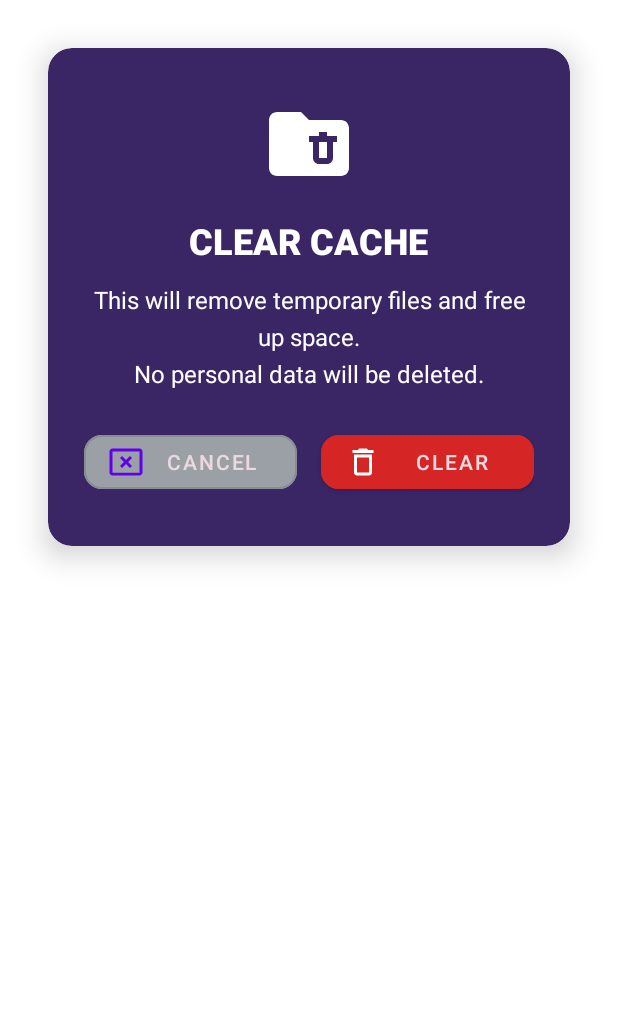
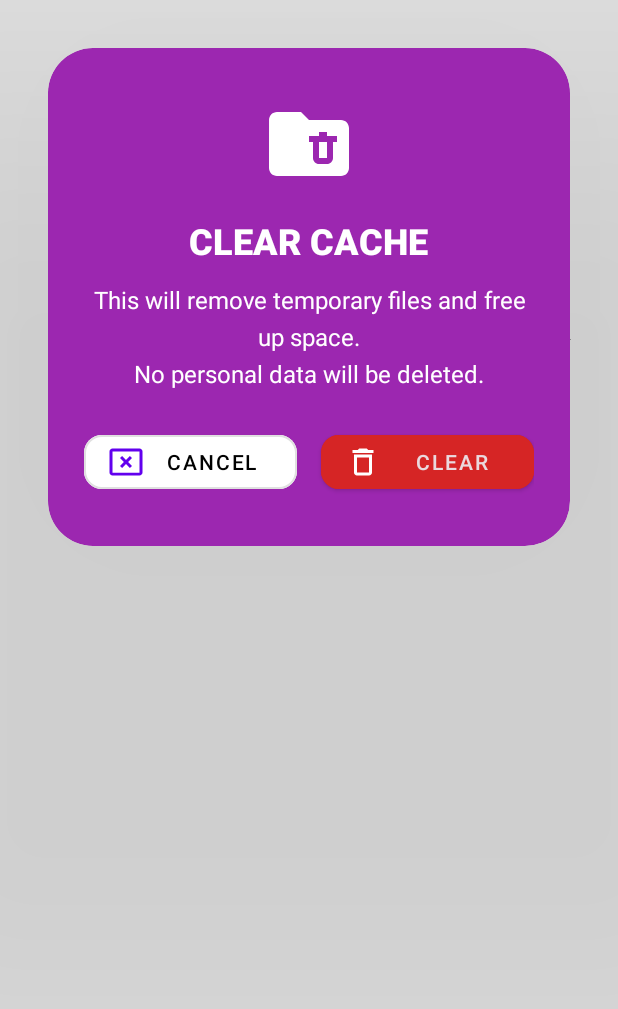
Before and after one commit to xienshane/FlickView, an Android app: the layout clear_cache_page.xml on its own in the app's theme, with its tools: preview values and no code run, on a phone screen of 412 x 824 dp. Shown: the top 1009 px of the screen. Run offline under Robolectric (Android 15) with nearby library versions, the phone set to English and light mode, and no system bars.

Commit message:
dialog cache and other ui adjustments

```diff
--- a/app/src/main/java/com/android/flickview/activities/CopyrightActivity.kt
+++ b/app/src/main/java/com/android/flickview/activities/CopyrightActivity.kt
@@ -3,6 +3,7 @@ package com.android.flickview.activities
 import android.app.Activity
 import android.os.Bundle
 import android.widget.Button
+import android.widget.ImageButton
 import com.android.flickview.R
 
 
@@ -11,7 +12,7 @@ class CopyrightActivity : Activity() {
         super.onCreate(savedInstanceState)
         setContentView(R.layout.copyright_info_page)
 
-        val backButton: Button = findViewById(R.id.button_back)
+        val backButton: ImageButton = findViewById(R.id.button_back)
 
         backButton.setOnClickListener {
             finish()
--- /dev/null
+++ b/app/src/main/res/drawable/baseline_arrow_back_ios_25.xml
@@ -0,0 +1,5 @@
+<vector xmlns:android="http://schemas.android.com/apk/res/android" android:autoMirrored="true" android:height="24dp" android:tint="#000000" android:viewportHeight="24" android:viewportWidth="24" android:width="24dp">
+
+    <path android:fillColor="@color/black" android:pathData="M11.67,3.87L9.9,2.1 0,12l9.9,9.9 1.77,-1.77L3.54,12z"/>
+
+</vector>
--- a/app/src/main/res/layout/activity_forgot_password.xml
+++ b/app/src/main/res/layout/activity_forgot_password.xml
@@ -5,7 +5,7 @@
     xmlns:app="http://schemas.android.com/apk/res-auto"
     android:orientation="vertical"
     android:gravity="top"
-    android:background="#7856BD"
+    android:background="@drawable/loginbg"
     android:padding="24dp">
 
 
--- a/app/src/main/res/layout/clear_cache_page.xml
+++ b/app/src/main/res/layout/clear_cache_page.xml
@@ -1,82 +1,82 @@
 <?xml version="1.0" encoding="utf-8"?>
 <androidx.cardview.widget.CardView xmlns:android="http://schemas.android.com/apk/res/android"
     xmlns:app="http://schemas.android.com/apk/res-auto"
+    android:id="@+id/clear_cache_card"
     android:layout_width="match_parent"
     android:layout_height="wrap_content"
     android:layout_margin="32dp"
-    android:background="@android:color/transparent"
-    app:cardCornerRadius="16dp"
-    app:cardElevation="12dp"
-    app:cardBackgroundColor="@color/bg">
+    app:cardBackgroundColor="#9C27B0"
+    app:cardCornerRadius="30dp"
+    app:cardElevation="500dp">
 
     <LinearLayout
         android:layout_width="match_parent"
         android:layout_height="wrap_content"
+        android:gravity="center_horizontal"
         android:orientation="vertical"
-        android:padding="24dp"
-        android:gravity="center_horizontal">
+        android:padding="24dp">
 
         <ImageView
             android:layout_width="64dp"
             android:layout_height="64dp"
-            android:src="@drawable/ic_clear_cache"
             android:layout_marginTop="8dp"
-            android:contentDescription="Clear Cache Icon" />
+            android:contentDescription="Clear Cache Icon"
+            android:src="@drawable/ic_clear_cache" />
 
         <TextView
             android:layout_width="wrap_content"
             android:layout_height="wrap_content"
+            android:layout_marginTop="16dp"
             android:fontFamily="sans-serif-medium"
             android:text="CLEAR CACHE"
-            android:textStyle="bold"
+            android:textColor="@android:color/white"
             android:textSize="24sp"
-            android:textColor="@android:color/white"
-            android:layout_marginTop="16dp" />
+            android:textStyle="bold" />
 
         <TextView
             android:id="@+id/cache_message"
             android:layout_width="match_parent"
             android:layout_height="wrap_content"
-            android:text="This will remove temporary files and free up space.\nNo personal data will be deleted."
-            android:textSize="16sp"
-            android:textColor="@android:color/white"
             android:layout_marginTop="12dp"
+            android:fontFamily="sans-serif"
             android:gravity="center"
             android:lineSpacingExtra="6dp"
-            android:fontFamily="sans-serif" />
+            android:text="This will remove temporary files and free up space.\nNo personal data will be deleted."
+            android:textColor="@android:color/white"
+            android:textSize="16sp" />
 
         <LinearLayout
             android:layout_width="match_parent"
             android:layout_height="wrap_content"
-            android:orientation="horizontal"
+            android:layout_marginTop="24dp"
+            android:layout_marginBottom="8dp"
             android:gravity="center"
-            android:layout_marginTop="24dp"
-            android:layout_marginBottom="8dp">
+            android:orientation="horizontal">
 
             <com.google.android.material.button.MaterialButton
                 android:id="@+id/button_cancel_cache"
                 style="@style/Widget.MaterialComponents.Button.OutlinedButton"
                 android:layout_width="0dp"
                 android:layout_height="wrap_content"
+                android:layout_marginEnd="8dp"
                 android:layout_weight="1"
+                android:backgroundTint="@color/white"
                 android:text="CANCEL"
-                android:textColor="#EAD9DE"
-                android:backgroundTint="@color/gray9ba0a6"
+                android:textColor="#000000"
                 app:cornerRadius="12dp"
-                app:icon="@drawable/ic_cancel"
-                android:layout_marginEnd="8dp" />
+                app:icon="@drawable/ic_cancel" />
 
             <com.google.android.material.button.MaterialButton
                 android:id="@+id/button_confirm_cache"
                 android:layout_width="0dp"
                 android:layout_height="wrap_content"
+                android:layout_marginStart="8dp"
                 android:layout_weight="1"
+                android:backgroundTint="#D62525"
                 android:text="CLEAR"
                 android:textColor="#EAD9DE"
-                android:backgroundTint="#D62525"
                 app:cornerRadius="12dp"
-                app:icon="@drawable/ic_delete"
-                android:layout_marginStart="8dp" />
+                app:icon="@drawable/ic_delete" />
         </LinearLayout>
     </LinearLayout>
 </androidx.cardview.widget.CardView>
--- a/app/src/main/res/values/colors.xml
+++ b/app/src/main/res/values/colors.xml
@@ -6,7 +6,7 @@
 <color name="colorPrimaryDark">#202125</color>
 <color name="colorHelper">#303135</color>
 <color name="colorAccent">#4caf50</color>
-    <color name="bg">#FF3A2565</color>
+    <color name="bg">#451961</color>
 
 <color name="colorBackground">@color/colorPrimary</color>
 <color name="white">#FFFFFF</color>
--- a/app/src/main/res/values/styles.xml
+++ b/app/src/main/res/values/styles.xml
@@ -3,4 +3,10 @@
     <style name="CustomDialogStyle" parent="Theme.MaterialComponents.DayNight.Dialog.Alert">
         <item name="android:background">@android:color/transparent</item>
     </style>
+
+    <style name="SpinnerTheme" parent="ThemeOverlay.AppCompat.Light">
+        <item name="android:popupBackground">@color/white</item>
+        <item name="android:backgroundTint">@android:color/transparent</item>
+    </style>
+
 </resources>
```
Also changed, not shown: app/src/main/java/com/android/flickview/activities/ClearCacheDialogFragment.kt (+31 -13 lines), app/src/main/res/layout/clear_downloads_page.xml (deleted, +0 -82 lines), app/src/main/res/layout/copyright_info_page.xml (+62 -31 lines), app/src/main/res/layout/display_page.xml (+89 -12 lines), app/src/main/res/layout/favorites.xml (+6 -5 lines), app/src/main/res/layout/favorites_page.xml (deleted, +0 -29 lines), app/src/main/res/layout/landing.xml (+7 -6 lines), app/src/main/res/layout/profile_page.xml (+11 -9 lines).
